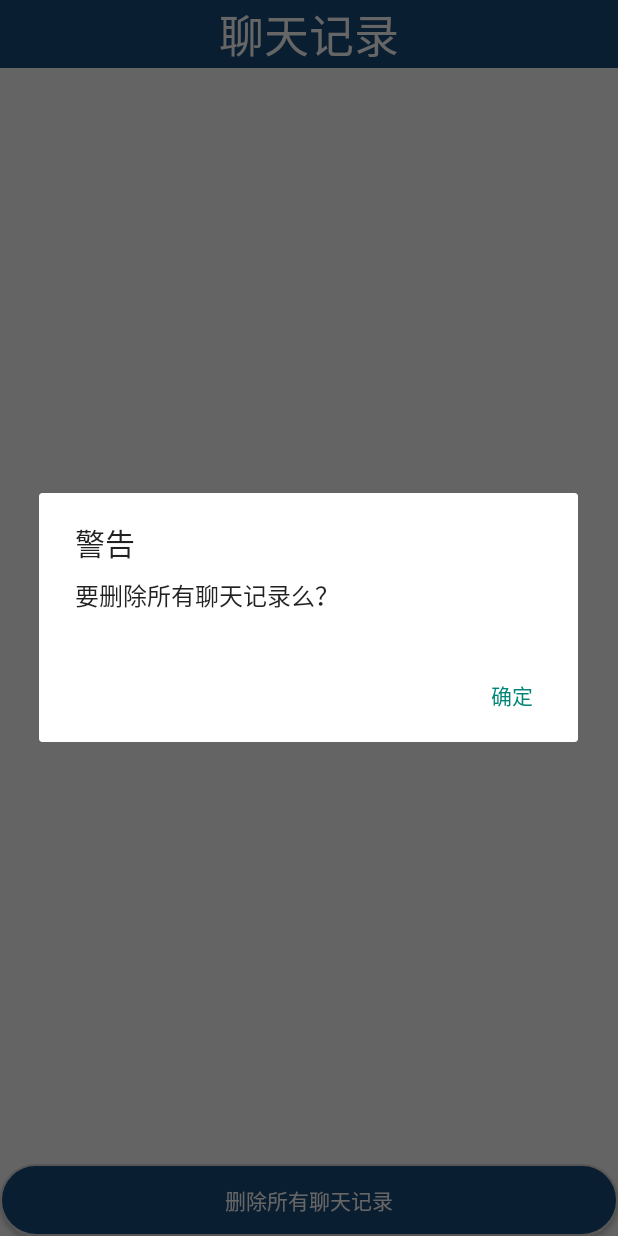
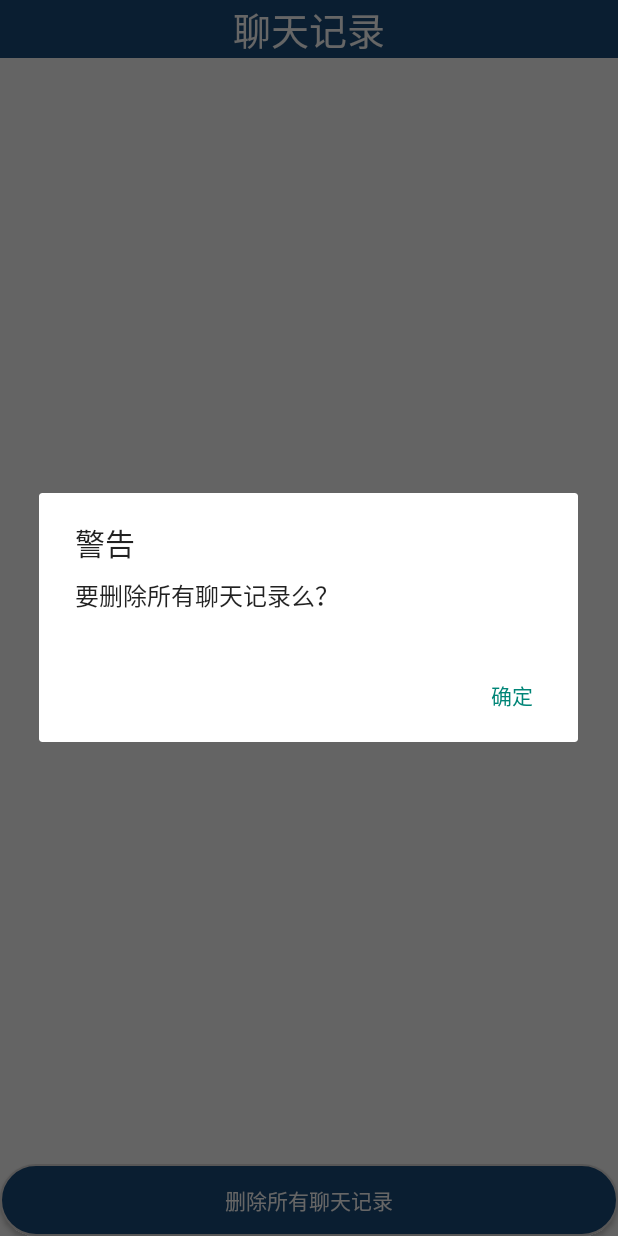
Before and after one commit to WPENGxs/smartRobot, an Android app: the ChatActivity screen opened directly, with no data from a screen before it, after a tap on "删除所有聊天记录", on a phone screen of 412 x 824 dp. Run offline under Robolectric (Android 15) with nearby library versions, the phone set to English and light mode, and no system bars.

Commit message:
20220330 updat
ui 调整

```diff
--- a/app/src/main/res/layout/activity_chat.xml
+++ b/app/src/main/res/layout/activity_chat.xml
@@ -22,7 +22,7 @@
             android:gravity="center"
             android:text="聊天记录"
             android:textColor="@color/white"
-            android:textSize="30sp" />
+            android:textSize="25sp" />
 
         <ScrollView
             android:id="@+id/chat_scrollView"
--- a/app/src/main/res/layout/activity_main.xml
+++ b/app/src/main/res/layout/activity_main.xml
@@ -23,7 +23,7 @@
             android:gravity="center"
             android:text="农业智聊"
             android:textColor="@color/white"
-            android:textSize="30sp" />
+            android:textSize="25sp" />
 
         <ScrollView
             android:id="@+id/scrollView"
```
